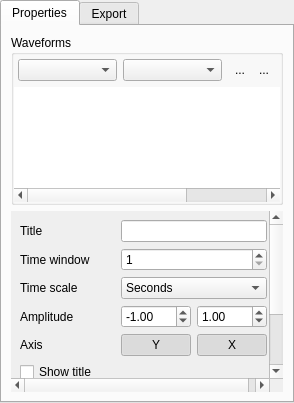
QkThings/qkwidget, file private/plotsettings.ui: the form before one commit.
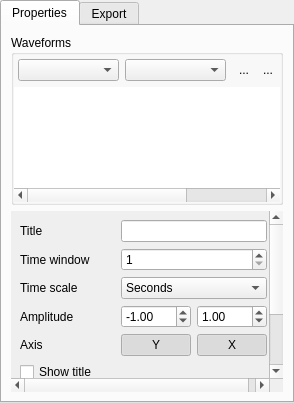
The form after the commit. Icons and pictures are not drawn. Custom widgets are drawn as their Qt base class.

What changed in the file:
```diff
--- a/private/plotsettings.ui
+++ b/private/plotsettings.ui
@@ -68,9 +68,6 @@
             <property name="topMargin">
              <number>4</number>
             </property>
-            <property name="rightMargin">
-             <number>4</number>
-            </property>
             <item>
              <widget class="QComboBox" name="comboNode">
               <property name="sizePolicy">
```
Left out of the diff: 8 changed lines with no effect on the pictures.
